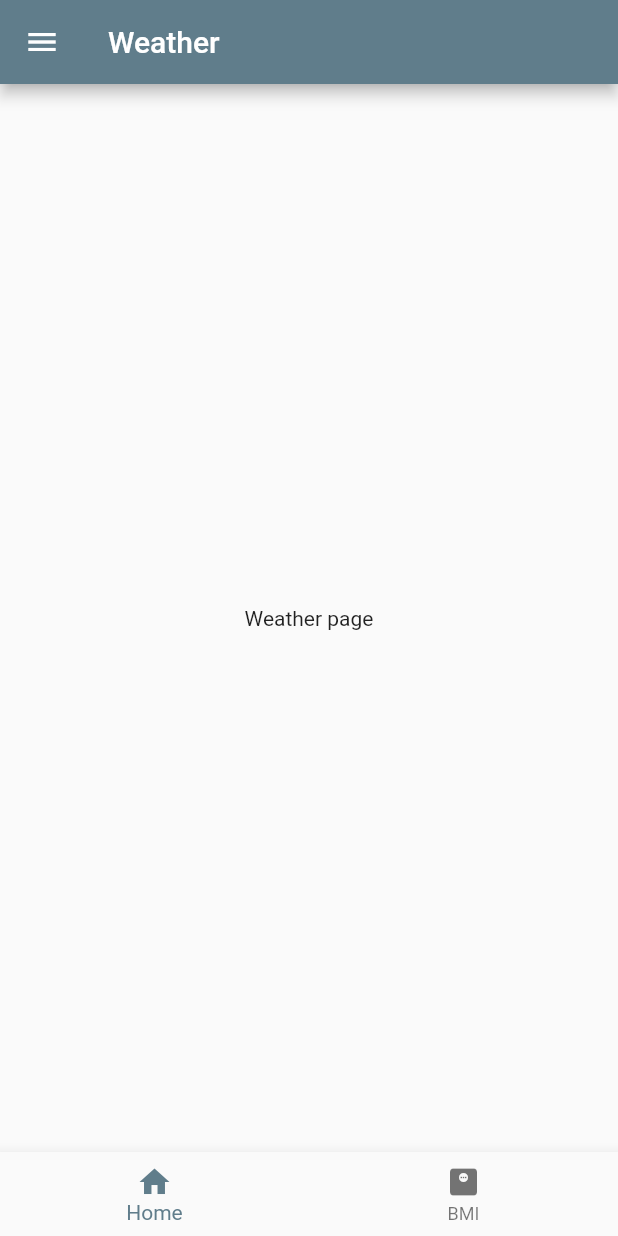
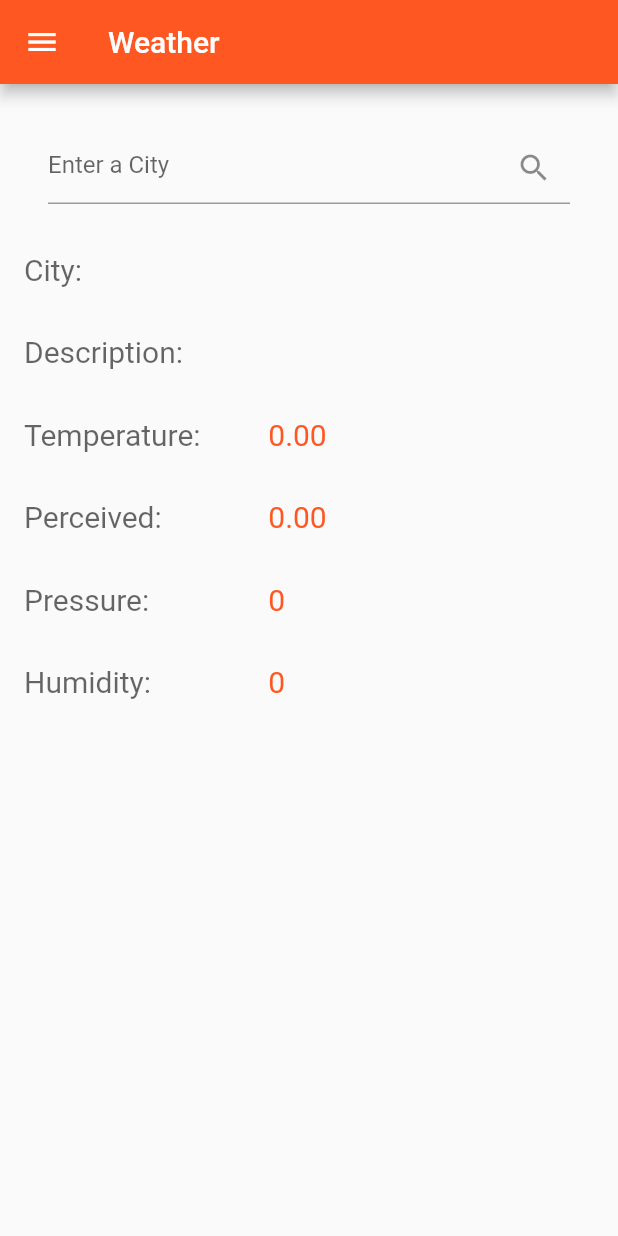
Before and after one commit to poche1988/gym-journal-flutter, a Flutter app: the WeatherScreen screen opened directly, on a phone screen of 412 x 824 dp. Run offline on Flutter 3.47's test engine with Material 2 defaults, Android fonts, the phone set to English and light mode, and no system bars.

Commit message:
Weather Screen

```diff
--- /dev/null
+++ b/lib/data/http_helper.dart
@@ -0,0 +1,19 @@
+import 'package:globo_fitness/data/weather.dart';
+import 'package:http/http.dart' as http;
+import 'dart:convert';
+
+class HttpHelper {
+  // api.openweathermap.org/data/2.5/weather?q={city name}&appid={API key}
+  final String authority = 'api.openweathermap.org';
+  final String path = 'data/2.5/weather';
+  final String apiKey = 'f781f2b9c476ce2710ac8c95471c1efd';
+
+  Future<Weather> getWeather(String location) async {
+    Map<String, dynamic> parameters = {'q': location, 'appId': apiKey};
+    Uri uri = Uri.https(authority, path, parameters);
+    http.Response result = await http.get(uri);
+    Map<String, dynamic> data = json.decode(result.body);
+    Weather weather = Weather.fromJson(data);
+    return weather;
+  }
+}
--- /dev/null
+++ b/lib/data/weather.dart
@@ -0,0 +1,20 @@
+class Weather {
+  String name = '';
+  String description = '';
+  double temperature = 0;
+  double perceived = 0;
+  int pressure = 0;
+  int humidity = 0;
+
+  Weather(this.name, this.description, this.temperature, this.perceived, this.pressure, this.humidity);
+
+  Weather.fromJson(Map<String, dynamic> weatherMap){
+    this.name = weatherMap['name'];
+    this.temperature = (weatherMap['main']['temp'] - 273.15) ?? 0;
+    this.perceived = (weatherMap['main']['feels_like']) ?? 0;
+    this.pressure = (weatherMap['main']['pressure']) ?? 0;
+    this.humidity = (weatherMap['main']['humidity']) ?? 0;
+    this.pressure = (weatherMap['main']['pressure']) ?? 0;
+    this.description = weatherMap['weather'][0]['main'] ?? '';
+  }
+}
--- a/lib/main.dart
+++ b/lib/main.dart
@@ -12,7 +12,7 @@ class GlobeApp extends StatelessWidget {
   @override
   Widget build(BuildContext context) {
     return MaterialApp(
-        theme: ThemeData(primarySwatch: Colors.blueGrey),
+        theme: ThemeData(primarySwatch: Colors.deepOrange),
         routes: {
           '/': (context) => IntroScreen(),
           '/bmi': (context) => BmiScreen()
--- a/lib/screens/weather_screen.dart
+++ b/lib/screens/weather_screen.dart
@@ -1,20 +1,76 @@
 import 'package:flutter/material.dart';
-import '../shared/bottom_navigator.dart';
+import 'package:globo_fitness/data/weather.dart';
 import '../shared/menu_drawer.dart';
+import '../data/http_helper.dart';
 
+class WeatherScreen extends StatefulWidget {
+  const WeatherScreen({Key? key}) : super(key: key);
 
-class WeatherScreen extends StatelessWidget {
-  const WeatherScreen({Key? key}) : super(key: key);
+  @override
+  _WeatherScreenState createState() => _WeatherScreenState();
+}
+
+class _WeatherScreenState extends State<WeatherScreen> {
+  final TextEditingController txtCity = TextEditingController();
+  Weather result = Weather('', '', 0, 0, 0, 0);
 
   @override
   Widget build(BuildContext context) {
     return Scaffold(
       appBar: AppBar(title: Text('Weather')),
       drawer: MenuDrawer(),
-      bottomNavigationBar: BottomNavigator(),
-      body: Center(
-        child: Text('Weather page'),
+      body: Padding(
+        padding: EdgeInsets.all(16),
+        child: ListView(
+          children: [
+            Padding(
+              padding: EdgeInsets.all(16),
+              child: TextField(
+                controller: txtCity,
+                decoration: InputDecoration(
+                    hintText: 'Enter a City',
+                    suffixIcon: IconButton(
+                      icon: Icon(Icons.search),
+                      onPressed: getData,
+                    )))
+            ),
+            weatherRow('City:', result.name),
+            weatherRow('Description:', result.description),
+            weatherRow('Temperature:', result.temperature.toStringAsFixed(2)),
+            weatherRow('Perceived:', result.perceived.toStringAsFixed(2)),
+            weatherRow('Pressure:', result.pressure.toString()),
+            weatherRow('Humidity:', result.humidity.toString()),
+          ],
+        ),
       ),
     );
   }
+
+  Widget weatherRow(String label, String value){
+    Widget row = Padding(padding: EdgeInsets.symmetric(vertical: 16),
+    child: Row(
+      children: [
+        Expanded(
+          flex: 3,
+          child: Text(label, style: TextStyle(
+            fontSize: 20,
+            color: Theme.of(context).hintColor
+          ))),
+        Expanded(
+          flex: 4,
+          child: Text(value, style: TextStyle(
+            fontSize: 20,
+            color: Theme.of(context).primaryColor
+          )))
+      ],
+    ));
+
+    return row;
+  }
+
+  Future getData() async {
+    HttpHelper helper = HttpHelper();
+    result = await helper.getWeather(txtCity.text);
+    setState(() {});
+  }
 }
--- a/pubspec.yaml
+++ b/pubspec.yaml
@@ -32,6 +32,7 @@ dependencies:
 dev_dependencies:
   flutter_test:
     sdk: flutter
+  http: ^0.13.3
 
 # For information on the generic Dart part of this file, see the
 # following page: https://dart.dev/tools/pub/pubspec
```
Also changed, not shown: pubspec.lock.
